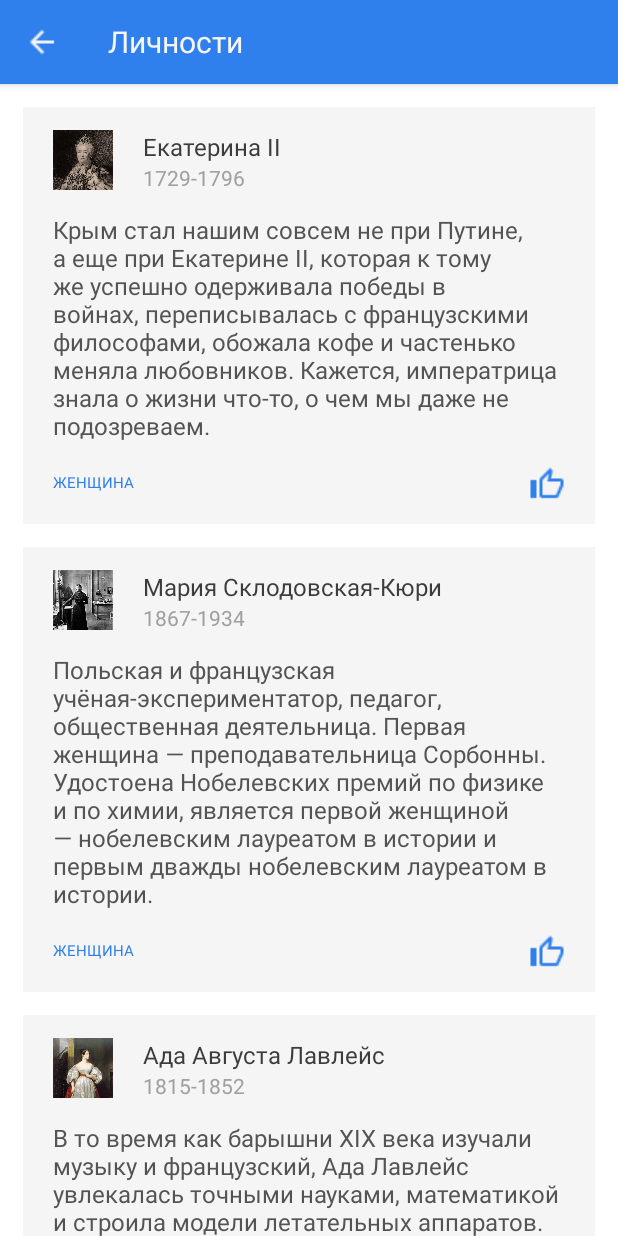
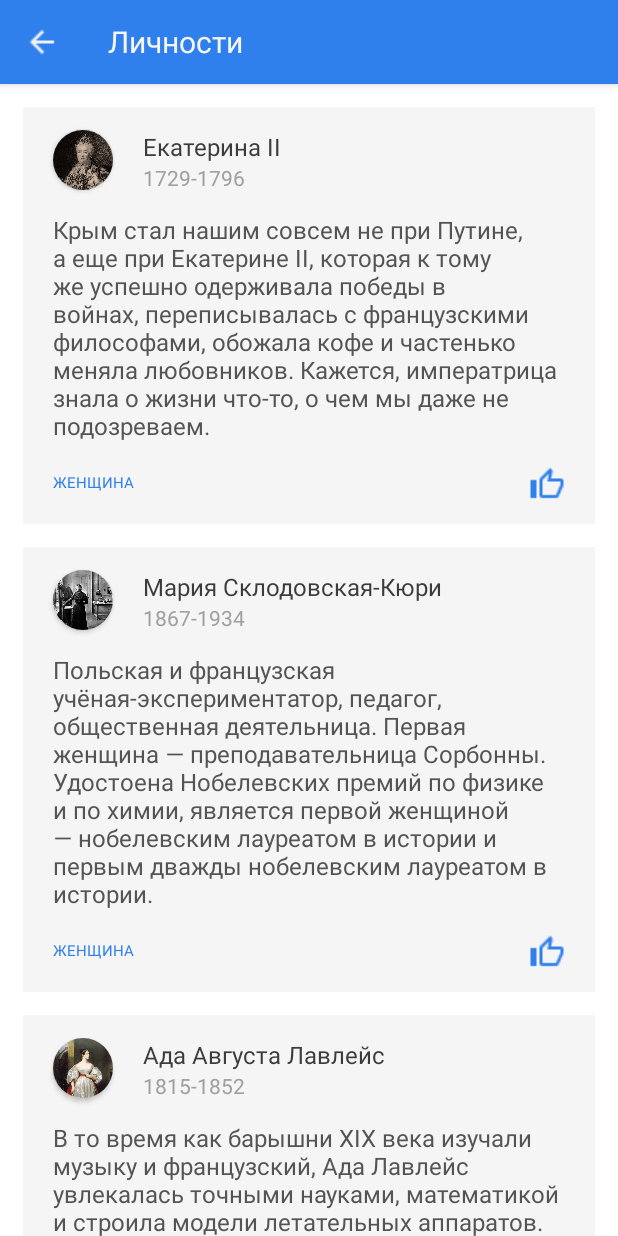
Before and after one commit to StacyGru/mob-dev-sem5, an Android app: the screen it shows after launch (MainActivity), on a phone screen of 412 x 824 dp. Run offline under Robolectric (Android 15) with nearby library versions, the phone set to English and light mode, and no system bars; our stand-ins replace CircleImageView.

Commit message:
Починено отображение блоков и закругление картинок

```diff
--- a/app/build.gradle
+++ b/app/build.gradle
@@ -43,6 +43,8 @@ dependencies {
     implementation 'androidx.navigation:navigation-ui-ktx:2.3.5'
     //noinspection GradleCompatible
     implementation 'com.android.support:recyclerview-v7:26.1.0'
+    implementation 'androidx.appcompat:appcompat:1.4.0'
+    implementation 'androidx.cardview:cardview:1.0.0'
     testImplementation 'junit:junit:4.+'
     androidTestImplementation 'androidx.test.ext:junit:1.1.3'
     androidTestImplementation 'androidx.test.espresso:espresso-core:3.4.0'
--- a/app/src/main/res/layout/recyclerview_item.xml
+++ b/app/src/main/res/layout/recyclerview_item.xml
@@ -1,7 +1,8 @@
 <?xml version="1.0" encoding="utf-8"?>
-<androidx.constraintlayout.widget.ConstraintLayout xmlns:android="http://schemas.android.com/apk/res/android"
+<androidx.constraintlayout.widget.ConstraintLayout
+    xmlns:android="http://schemas.android.com/apk/res/android"
     android:layout_width="match_parent"
-    android:layout_height="match_parent"
+    android:layout_height="wrap_content"
     xmlns:app="http://schemas.android.com/apk/res-auto">
 
     <LinearLayout
@@ -18,16 +19,25 @@
             android:layout_height="wrap_content"
             android:orientation="horizontal">
 
-            <androidx.appcompat.widget.AppCompatImageView
-                android:id="@+id/photo"
+            <androidx.cardview.widget.CardView
                 android:layout_width="40dp"
                 android:layout_height="40dp"
-                android:background="@drawable/circle_image"
-                android:outlineProvider="background"
-                app:srcCompat="@drawable/person1"
+                android:elevation="12dp"
+                app:cardCornerRadius="20dp"
+                android:innerRadius="0dp"
+                android:shape="ring"
                 android:layout_marginHorizontal="20dp"
-                android:layout_marginVertical="15dp"
-                />
+                android:layout_marginVertical="15dp">
+                <ImageView
+                    android:layout_height="match_parent"
+                    android:layout_width="match_parent"
+                    android:id="@+id/photo"
+                    android:src="@drawable/person1"
+                    android:layout_alignParentTop="true"
+                    android:layout_centerHorizontal="true"
+                    android:contentDescription="@string/name">
+                </ImageView>
+            </androidx.cardview.widget.CardView>
 
             <LinearLayout
                 android:layout_width="wrap_content"
```
